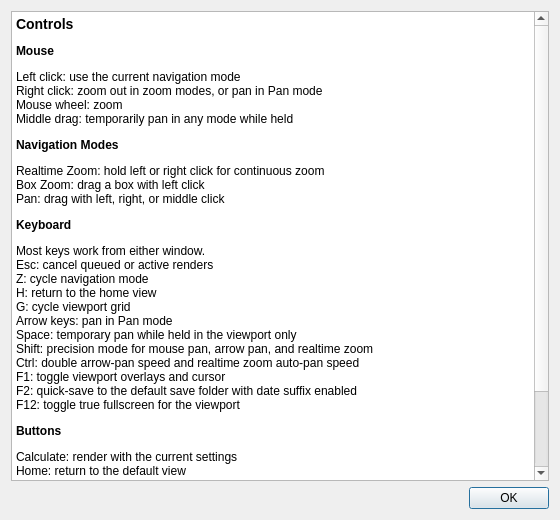
Qt form mandelbrot-gui/dialogs/help/HelpDialog.ui (Alex31TheDev/mandelbrot) before a commit.
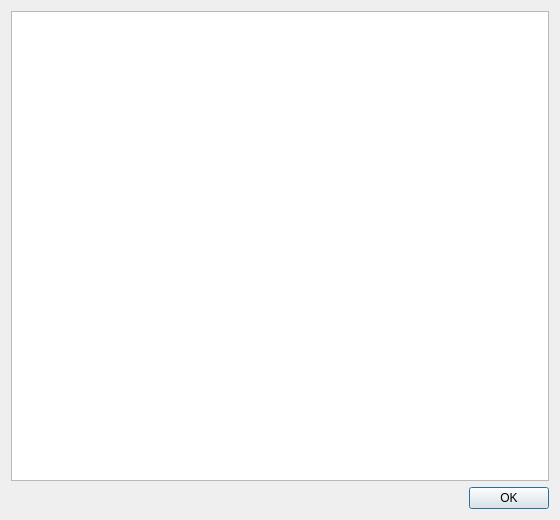
The same form after that commit.

Diff of the .ui file:
```diff
--- a/mandelbrot-gui/dialogs/help/HelpDialog.ui
+++ b/mandelbrot-gui/dialogs/help/HelpDialog.ui
@@ -16,26 +16,6 @@
   <layout class="QVBoxLayout" name="verticalLayout">
    <item>
     <widget class="QTextBrowser" name="helpText">
-     <property name="html">
-      <string>&lt;!DOCTYPE HTML PUBLIC &quot;-//W3C//DTD HTML 4.0//EN&quot; &quot;http://www.w3.org/TR/REC-html40/strict.dtd&quot;&gt;
-&lt;html&gt;&lt;head&gt;&lt;meta name=&quot;qrichtext&quot; content=&quot;1&quot; /&gt;&lt;meta charset=&quot;utf-8&quot; /&gt;&lt;style type=&quot;text/css&quot;&gt;
-p, li { white-space: pre-wrap; }
-hr { height: 1px; border-width: 0; }
-li.unchecked::marker { content: &quot;\2610&quot;; }
-li.checked::marker { content: &quot;\2612&quot;; }
-&lt;/style&gt;&lt;/head&gt;&lt;body style=&quot; font-family:'Segoe UI'; font-size:9pt; font-weight:400; font-style:normal;&quot;&gt;
-&lt;h3 style=&quot; margin-top:14px; margin-bottom:12px; margin-left:0px; margin-right:0px; -qt-block-indent:0; text-indent:0px;&quot;&gt;&lt;span style=&quot; font-size:large; font-weight:700;&quot;&gt;Controls&lt;/span&gt;&lt;/h3&gt;
-&lt;h4 style=&quot; margin-top:12px; margin-bottom:12px; margin-left:0px; margin-right:0px; -qt-block-indent:0; text-indent:0px;&quot;&gt;&lt;span style=&quot; font-size:medium; font-weight:700;&quot;&gt;Mouse&lt;/span&gt;&lt;/h4&gt;
-&lt;p style=&quot; margin-top:12px; margin-bottom:12px; margin-left:0px; margin-right:0px; -qt-block-indent:0; text-indent:0px;&quot;&gt;Left click: use the current navigation mode&lt;br /&gt;Right click: zoom out in zoom modes, or pan in Pan mode&lt;br /&gt;Mouse wheel: zoom&lt;br /&gt;Middle drag: temporarily pan in any mode while held&lt;/p&gt;
-&lt;h4 style=&quot; margin-top:12px; margin-bottom:12px; margin-left:0px; margin-right:0px; -qt-block-indent:0; text-indent:0px;&quot;&gt;&lt;span style=&quot; font-size:medium; font-weight:700;&quot;&gt;Navigation Modes&lt;/span&gt;&lt;/h4&gt;
-&lt;p style=&quot; margin-top:12px; margin-bottom:12px; margin-left:0px; margin-right:0px; -qt-block-indent:0; text-indent:0px;&quot;&gt;Realtime Zoom: hold left or right click for continuous zoom&lt;br /&gt;Box Zoom: drag a box with left click&lt;br /&gt;Pan: drag with left, right, or middle click&lt;/p&gt;
-&lt;h4 style=&quot; margin-top:12px; margin-bottom:12px; margin-left:0px; margin-right:0px; -qt-block-indent:0; text-indent:0px;&quot;&gt;&lt;span style=&quot; font-size:medium; font-weight:700;&quot;&gt;Keyboard&lt;/span&gt;&lt;/h4&gt;
-&lt;p style=&quot; margin-top:12px; margin-bottom:12px; margin-left:0px; margin-right:0px; -qt-block-indent:0; text-indent:0px;&quot;&gt;Most keys work from either window.&lt;br /&gt;Esc: cancel queued or active renders&lt;br /&gt;Z: cycle navigation mode&lt;br /&gt;H: return to the home view&lt;br /&gt;G: cycle viewport grid&lt;br /&gt;Arrow keys: pan in Pan mode&lt;br /&gt;Space: temporary pan while held in the viewport only&lt;br /&gt;Shift: precision mode for mouse pan, arrow pan, and realtime zoom&lt;br /&gt;Ctrl: double arrow-pan speed and realtime zoom auto-pan speed&lt;br /&gt;F1: toggle viewport overlays and cursor&lt;br /&gt;F2: quick-save to the default save folder with date suffix enabled&lt;br /&gt;F12: toggle true fullscreen for the viewport&lt;/p&gt;
-&lt;h4 style=&quot; margin-top:12px; margin-bottom:12px; margin-left:0px; margin-right:0px; -qt-block-indent:0; text-indent:0px;&quot;&gt;&lt;span style=&quot; font-size:medium; font-weight:700;&quot;&gt;Buttons&lt;/span&gt;&lt;/h4&gt;
-&lt;p style=&quot; margin-top:12px; margin-bottom:12px; margin-left:0px; margin-right:0px; -qt-block-indent:0; text-indent:0px;&quot;&gt;Calculate: render with the current settings&lt;br /&gt;Home: return to the default view&lt;br /&gt;Zoom: zoom toward the center&lt;br /&gt;Save: save the current image&lt;/p&gt;
-&lt;h4 style=&quot; margin-top:12px; margin-bottom:12px; margin-left:0px; margin-right:0px; -qt-block-indent:0; text-indent:0px;&quot;&gt;&lt;span style=&quot; font-size:medium; font-weight:700;&quot;&gt;Files&lt;/span&gt;&lt;/h4&gt;
-&lt;p style=&quot; margin-top:12px; margin-bottom:12px; margin-left:0px; margin-right:0px; -qt-block-indent:0; text-indent:0px;&quot;&gt;Views save and load the current location. Palettes and sine colors can be saved and imported from their controls.&lt;/p&gt;&lt;/body&gt;&lt;/html&gt;</string>
-     </property>
      <property name="openExternalLinks">
       <bool>true</bool>
      </property>
```
